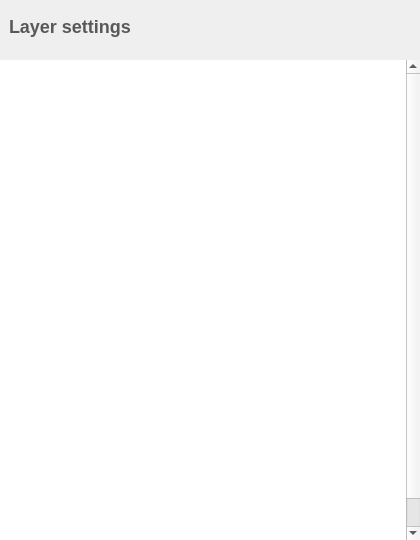
Qt form library/tulip-gui/designer/SceneLayersConfigWidget.ui (Tulip-Dev/tulip) before a commit.
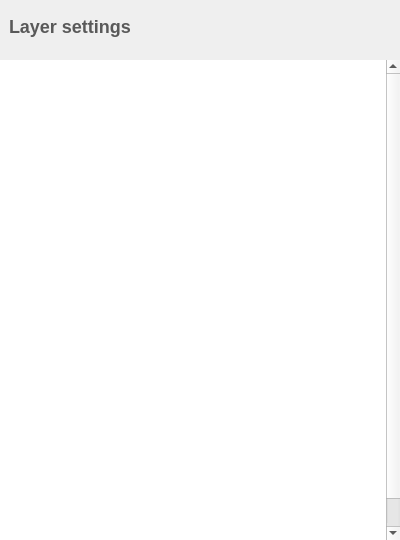
The same form after that commit. Icons and pictures are not drawn.

```diff
--- a/library/tulip-gui/designer/SceneLayersConfigWidget.ui
+++ b/library/tulip-gui/designer/SceneLayersConfigWidget.ui
@@ -6,7 +6,7 @@
    <rect>
     <x>0</x>
     <y>0</y>
-    <width>420</width>
+    <width>400</width>
     <height>540</height>
    </rect>
   </property>
@@ -130,6 +130,18 @@
        <verstretch>0</verstretch>
       </sizepolicy>
      </property>
+     <property name="minimumSize">
+      <size>
+       <width>380</width>
+       <height>0</height>
+      </size>
+     </property>
+     <property name="maximumSize">
+      <size>
+       <width>450</width>
+       <height>16777215</height>
+      </size>
+     </property>
      <property name="frameShape">
       <enum>QFrame::NoFrame</enum>
      </property>
@@ -168,7 +180,7 @@
         <number>0</number>
        </property>
        <property name="rightMargin">
-        <number>20</number>
+        <number>0</number>
        </property>
        <property name="bottomMargin">
         <number>0</number>
```
